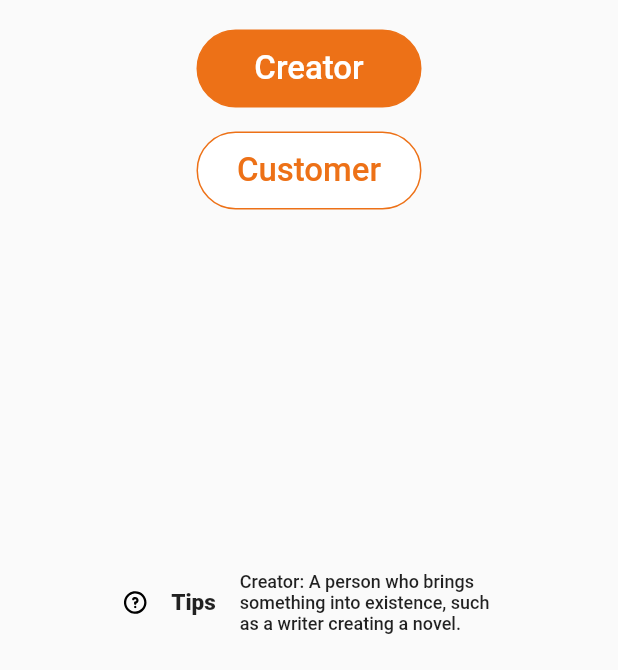
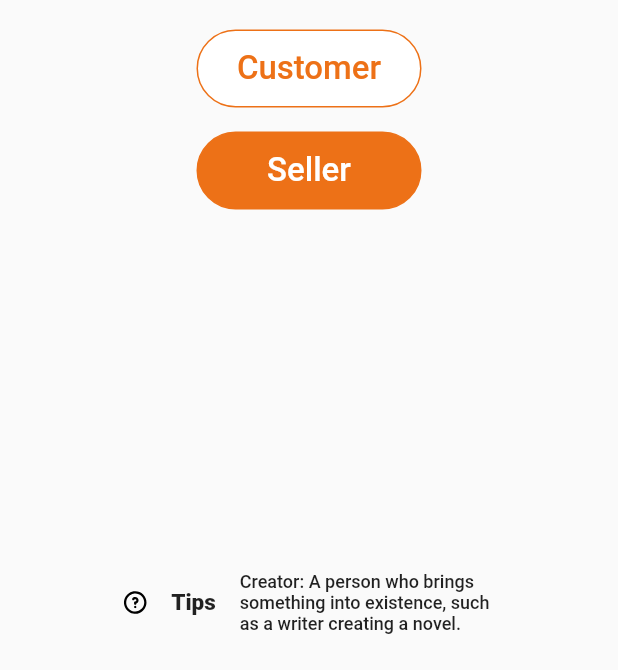
Before and after one commit to Darius253/E-books, a Flutter app: the screen it shows after launch, on a phone screen of 412 x 824 dp, the part 566-1236 px from its top. Run offline on Flutter 3.47's test engine with Material 2 defaults, Android fonts, the phone set to English and light mode, and no system bars; our stand-ins replace flutter_svg, get, intl_phone_number_input, readmore; missing offline and left inert: flextras, stretchy_header; project files that could hold a hidden picture were left out.

Commit message:
changing button

```diff
--- a/lib/screens/signup/select_sign_up.dart
+++ b/lib/screens/signup/select_sign_up.dart
@@ -32,18 +32,19 @@ class SelectSignUp extends StatelessWidget {
                   onPressed: () {
                     Get.to(const SignUpPage());
                   },
-                  backgroundColor: Palette.primary,
-                  text: "Creator",
-                  textColor: Colors.white,
+                  backgroundColor: Colors.white,
+                  text: "Customer",
+                  textColor: Palette.primary,
                 ),
+
                 const SizedBox(height: 16),
                 CreaterButton(
                   onPressed: () {
                     Get.to(const SignUpPage());
                   },
-                  backgroundColor: Colors.white,
-                  text: "Customer",
-                  textColor: Palette.primary,
+                  backgroundColor: Palette.primary,
+                  text: "Seller",
+                  textColor: Colors.white,
                 ),
               ],
             ),
```
